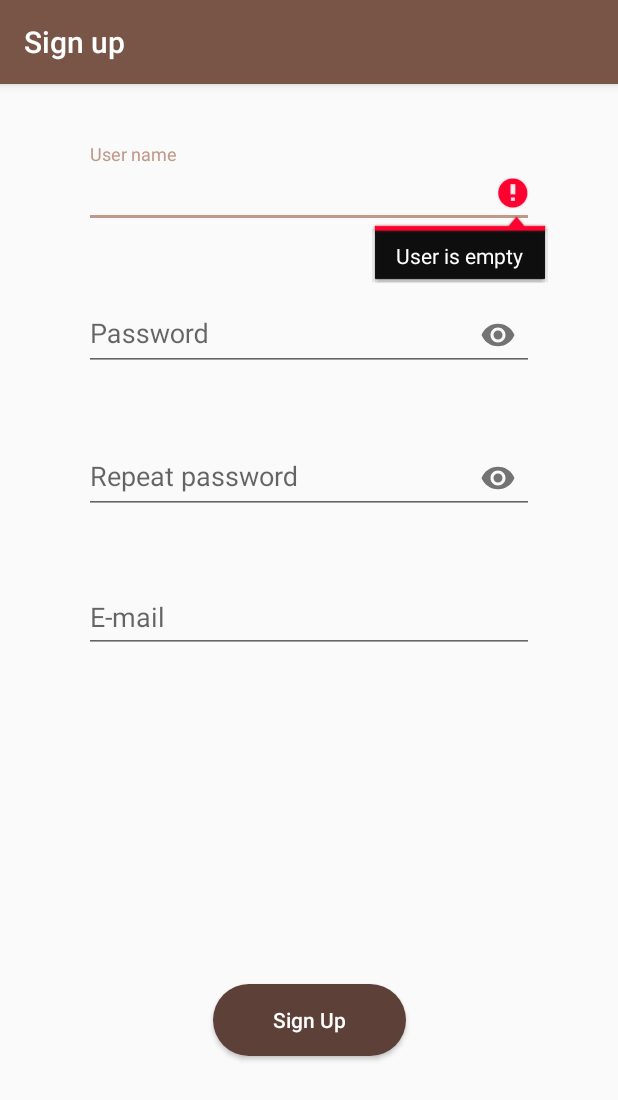
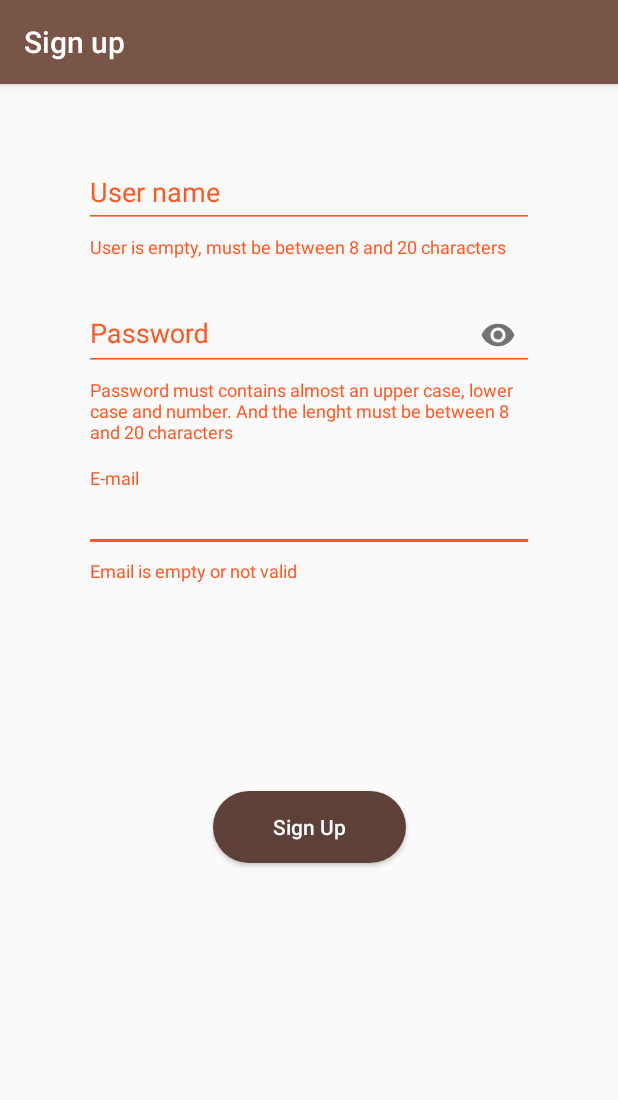
Before and after one commit to JDamianCabello/InventoryFragments, an Android app: the SignUpActivity screen opened directly, with no data from a screen before it, after a tap on "Sign Up", on a phone screen of 412 x 824 dp. Shown: the top 1100 px of the screen. Run offline under Robolectric (Android 15) with nearby library versions, the phone set to English and light mode, and no system bars.

Commit message:
Arreglado las validaciones.

```diff
--- a/app/src/main/AndroidManifest.xml
+++ b/app/src/main/AndroidManifest.xml
@@ -9,7 +9,7 @@
         android:roundIcon="@mipmap/ic_launcher_round"
         android:supportsRtl="true"
         android:theme="@style/AppTheme">
-        <activity android:name=".ui.SignUpActivity" android:label="@string/activitySignUp"></activity>
+        <activity android:name=".ui.SignUpActivity" android:label="@string/activitySignUp" android:launchMode = "singleTop"></activity>
         <activity
             android:name=".ui.SplashActivity"
             android:theme="@style/SplashTheme">
@@ -21,7 +21,8 @@
         </activity>
         <activity
             android:name=".ui.DashBoardActivity"
-            android:label="@string/activityDashboardLabel" />
+            android:label="@string/activityDashboardLabel"
+            android:launchMode = "singleTask"/>
         <activity
             android:name=".ui.LoginActivity"
             android:label="@string/activityLoginName"
--- a/app/src/main/java/es/jdamiancabello/inventory/ui/SignUpActivity.java
+++ b/app/src/main/java/es/jdamiancabello/inventory/ui/SignUpActivity.java
@@ -2,12 +2,17 @@ package es.jdamiancabello.inventory.ui;
 
 import androidx.appcompat.app.AppCompatActivity;
 
+import android.content.Context;
 import android.content.Intent;
 import android.os.Bundle;
 import android.text.Editable;
 import android.text.TextUtils;
 import android.text.TextWatcher;
 import android.view.View;
+import android.view.Window;
+import android.view.WindowManager;
+import android.view.inputmethod.InputMethod;
+import android.view.inputmethod.InputMethodManager;
 import android.widget.Button;
 import android.widget.EditText;
 import android.widget.Toast;
@@ -29,7 +34,6 @@ public class SignUpActivity extends AppCompatActivity {
 
     private TextInputLayout tilUser;
     private TextInputLayout tilPassword;
-    private TextInputLayout tilConfirmPassword;
     private TextInputLayout tilEmail;
 
     @Override
@@ -40,18 +44,15 @@ public class SignUpActivity extends AppCompatActivity {
         btSignUp = findViewById(R.id.btnSignUp);
         tiedUser = findViewById(R.id.tieUserName);
         tiedPassword = findViewById(R.id.tiePassword);
-        tiedRepeatPassword = findViewById(R.id.tieConfirmPassword);
         tiedEmail = findViewById(R.id.tieEmail);
 
 
         tilUser = findViewById(R.id.tilUserName);
         tilPassword = findViewById(R.id.tilPassword);
-        tilConfirmPassword = findViewById(R.id.tilConfirmPassword);
         tilEmail = findViewById(R.id.tilEmail);
 
         tiedUser.addTextChangedListener(new SignUpWatcher(tiedUser));
         tiedPassword.addTextChangedListener(new SignUpWatcher(tiedPassword));
-        tiedRepeatPassword.addTextChangedListener(new SignUpWatcher(tiedRepeatPassword));
         tiedEmail.addTextChangedListener(new SignUpWatcher(tiedEmail));
 
         //Creamos un objeto de la clase SignUpWatcher
@@ -68,13 +69,12 @@ public class SignUpActivity extends AppCompatActivity {
     Método que comprueba la valided de todos los campos de TextImputLayout
      */
     private void validate() {
-        if(validateUser(tiedUser.getText().toString()) && validatePassword(tiedPassword.getText().toString(),tiedRepeatPassword.getText().toString()) && validateEmail(tiedEmail.getText().toString())){
+        if (validateUser(tiedUser.getText().toString()) & validatePassword(tiedPassword.getText().toString()) & validateEmail(tiedEmail.getText().toString())) {
             //1.-Se guarda el usuario en la base de datos
 
             //2.-Envio correo de confirmación al usuario
 
             //3.-Se pasa a LoginActivity
-            startActivity(new Intent(SignUpActivity.this,LoginActivity.class));//.setFlags(Intent.FLAG_ACTIVITY_SINGLE_TOP));
             finish();
         }
     }
@@ -82,13 +82,30 @@ public class SignUpActivity extends AppCompatActivity {
 
     /**
      * Valida un usuario
+     *
+     * @param user
      * @return
-     * @param user
      */
     private boolean validateUser(String user) {
-        if(TextUtils.isEmpty(user))
-            tiedUser.setError(getString(R.string.errUserEmpty));
-        requestFocus(tilUser);
+        if (CommonUtils.patterUser(user)) {
+            tilUser.setError(null);
+            return true;
+        }
+        else {
+            tilUser.setError(getString(R.string.errUserEmpty));
+            displaySoftKeyboard(tiedUser);
+            return false;
+        }
+    }
+
+    /**
+     * Este método abre el teclado en caso de que una vista (TextInputEditText) tenga el foco
+     */
+    private void displaySoftKeyboard(View view){
+        if(view.requestFocus()){
+            //getWindow().setSoftInputMode(WindowManager.LayoutParams.SOFT_INPUT_STATE_VISIBLE);
+            ((InputMethodManager)getSystemService(Context.INPUT_METHOD_SERVICE)).showSoftInput(view,0);
+        }
     }
 
     private void requestFocus(TextInputLayout textInputLayout) {
@@ -103,11 +120,19 @@ public class SignUpActivity extends AppCompatActivity {
      *      -no puede ser nulo (arreglado don el primer control)
      * @return
      * @param psw la contraseña a validar
-     * @param confirmPsw la contraseña para comprobar que coinciden
      */
-    private boolean validatePassword(String psw, String confirmPsw) {
+    private boolean validatePassword(String psw) {
 
-        return (!psw.equals(confirmPsw) && !CommonUtils.patterPassword(psw)) ? true : false;
+        if( !CommonUtils.patterPassword(psw)) {
+            tilPassword.setError(getString(R.string.errPassword));
+            displaySoftKeyboard(tiedPassword);
+            return false;
+        }
+        else{
+            tilPassword.setError(null);
+            return true;
+        }
+
 
     }
 
@@ -118,8 +143,15 @@ public class SignUpActivity extends AppCompatActivity {
      * @param s El string que contiene el e-mail
      */
     private boolean validateEmail(String s) {
-
-        return  CommonUtils.patternEmail(s);
+        if( CommonUtils.patternEmail(s)) {
+            tilEmail.setError(null);
+            return true;
+        }
+        else{
+            tilEmail.setError(getString(R.string.errEmail));
+            displaySoftKeyboard(tiedEmail);
+            return false;
+        }
     }
 
     class SignUpWatcher implements TextWatcher{
@@ -142,8 +174,15 @@ public class SignUpActivity extends AppCompatActivity {
         @Override
         public void afterTextChanged(Editable editable) {
             switch (view.getId()){
-                case R.id.edUser:
-                    validateUser(((EditText)view).getText().toString());
+                case R.id.tieUserName:
+                    validateUser(((TextInputEditText)view).getText().toString());
+                    break;
+                case R.id.tiePassword:
+                    validatePassword(((TextInputEditText)view).getText().toString());
+                    break;
+                case R.id.tieEmail:
+                    validateEmail(((TextInputEditText)view).getText().toString());
+                    break;
             }
         }
     }
--- a/app/src/main/java/es/jdamiancabello/inventory/utils/CommonUtils.java
+++ b/app/src/main/java/es/jdamiancabello/inventory/utils/CommonUtils.java
@@ -22,4 +22,10 @@ public final class CommonUtils {
         Matcher matcher = VALID_EMAIL_ADDRESS_REGEX .matcher(email);
         return matcher.find();
     }
+
+    public static boolean patterUser(String user){
+        final String PATTERN = ".{6,20}$";
+
+        return user.matches(PATTERN);
+    }
 }
--- a/app/src/main/res/layout/activity_sign_up.xml
+++ b/app/src/main/res/layout/activity_sign_up.xml
@@ -47,39 +47,20 @@
     </com.google.android.material.textfield.TextInputLayout>
 
     <com.google.android.material.textfield.TextInputLayout
-        android:id="@+id/tilConfirmPassword"
+        android:id="@+id/tilEmail"
         android:layout_width="0dp"
         android:layout_height="wrap_content"
         android:layout_marginTop="16dp"
         app:layout_constraintEnd_toEndOf="@+id/tilPassword"
         app:layout_constraintStart_toStartOf="@+id/tilPassword"
-        app:layout_constraintTop_toBottomOf="@+id/tilPassword"
-        app:passwordToggleEnabled="true"
-        app:errorEnabled="true">
-
-        <com.google.android.material.textfield.TextInputEditText
-            android:id="@+id/tieConfirmPassword"
-            android:layout_width="match_parent"
-            android:layout_height="wrap_content"
-            android:hint="@string/signupActivity_textInputPasswordConfirm"
-            android:inputType="textPassword"
-            android:singleLine="true" />
-    </com.google.android.material.textfield.TextInputLayout>
-
-    <com.google.android.material.textfield.TextInputLayout
-        android:id="@+id/tilEmail"
-        android:layout_width="0dp"
-        android:layout_height="wrap_content"
-        android:layout_marginTop="16dp"
-        app:layout_constraintEnd_toEndOf="@+id/tilConfirmPassword"
-        app:layout_constraintStart_toStartOf="@+id/tilConfirmPassword"
-        app:layout_constraintTop_toBottomOf="@+id/tilConfirmPassword">
+        app:layout_constraintTop_toBottomOf="@+id/tilPassword">
 
         <com.google.android.material.textfield.TextInputEditText
             android:id="@+id/tieEmail"
             android:layout_width="match_parent"
             android:layout_height="wrap_content"
             android:hint="@string/signupActivity_textInputEmail"
+            android:inputType="textWebEmailAddress"
             android:singleLine="true"
             app:errorEnabled="true" />
     </com.google.android.material.textfield.TextInputLayout>
@@ -88,7 +69,7 @@
         android:id="@+id/btnSignUp"
         android:layout_width="wrap_content"
         android:layout_height="wrap_content"
-        android:layout_marginBottom="80dp"
+        android:layout_marginBottom="70dp"
         android:background="@drawable/round_corner"
         android:paddingHorizontal="40sp"
         android:text="@string/signupActivity_signUpButton"
@@ -96,6 +77,7 @@
         android:textColor="@android:color/white"
         app:layout_constraintBottom_toBottomOf="parent"
         app:layout_constraintEnd_toEndOf="parent"
-        app:layout_constraintStart_toStartOf="parent" />
+        app:layout_constraintStart_toStartOf="parent"
+        app:layout_constraintTop_toBottomOf="@+id/tilEmail" />
 
 </androidx.constraintlayout.widget.ConstraintLayout>
--- a/app/src/main/res/values/errors.xml
+++ b/app/src/main/res/values/errors.xml
@@ -1,4 +1,6 @@
 <?xml version="1.0" encoding="utf-8"?>
 <resources>
-    <string name="errUserEmpty">User is empty</string>
+    <string name="errUserEmpty">User is empty, must be between 8 and 20 characters</string>
+    <string name="errPassword">Password must contains almost an upper case, lower case and number. And the lenght must be between 8 and 20 characters</string>
+    <string name="errEmail">Email is empty or not valid</string>
 </resources>
```
